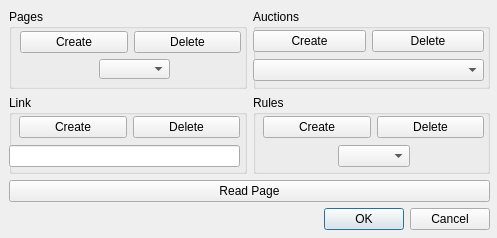
Before: the Qt Designer form ZBridge/cbiddingsystemdialog.ui in erik-knudsen/BridgeZ, drawn with Qt 5.
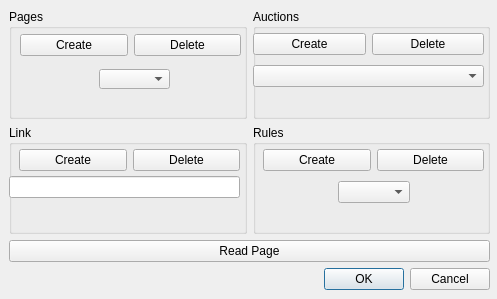
After: the same form once the commit is applied.

```diff
--- a/ZBridge/cbiddingsystemdialog.ui
+++ b/ZBridge/cbiddingsystemdialog.ui
@@ -7,7 +7,7 @@
     <x>0</x>
     <y>0</y>
     <width>497</width>
-    <height>238</height>
+    <height>299</height>
    </rect>
   </property>
   <property name="windowTitle">
@@ -19,7 +19,7 @@
      <x>9</x>
      <y>9</y>
      <width>481</width>
-     <height>221</height>
+     <height>281</height>
     </rect>
    </property>
    <layout class="QVBoxLayout" name="verticalLayout">
@@ -36,7 +36,7 @@
            <x>11</x>
            <y>21</y>
            <width>221</width>
-           <height>25</height>
+           <height>30</height>
           </rect>
          </property>
          <layout class="QHBoxLayout" name="horizontalLayout_3">
@@ -60,7 +60,7 @@
          <property name="geometry">
           <rect>
            <x>90</x>
-           <y>50</y>
+           <y>60</y>
            <width>71</width>
            <height>20</height>
           </rect>
@@ -79,7 +79,7 @@
            <x>0</x>
            <y>20</y>
            <width>231</width>
-           <height>55</height>
+           <height>63</height>
           </rect>
          </property>
          <layout class="QVBoxLayout" name="verticalLayout_2">
@@ -127,7 +127,7 @@
            <x>10</x>
            <y>20</y>
            <width>221</width>
-           <height>25</height>
+           <height>30</height>
           </rect>
          </property>
          <layout class="QHBoxLayout" name="horizontalLayout_4">
@@ -153,7 +153,7 @@
            <x>0</x>
            <y>50</y>
            <width>231</width>
-           <height>22</height>
+           <height>24</height>
           </rect>
          </property>
          <layout class="QHBoxLayout" name="horizontalLayout_7">
@@ -182,7 +182,7 @@
            <x>10</x>
            <y>20</y>
            <width>221</width>
-           <height>55</height>
+           <height>63</height>
           </rect>
          </property>
          <layout class="QVBoxLayout" name="verticalLayout_3">
```
Left out of the diff: 42 changed lines with no effect on the pictures.
